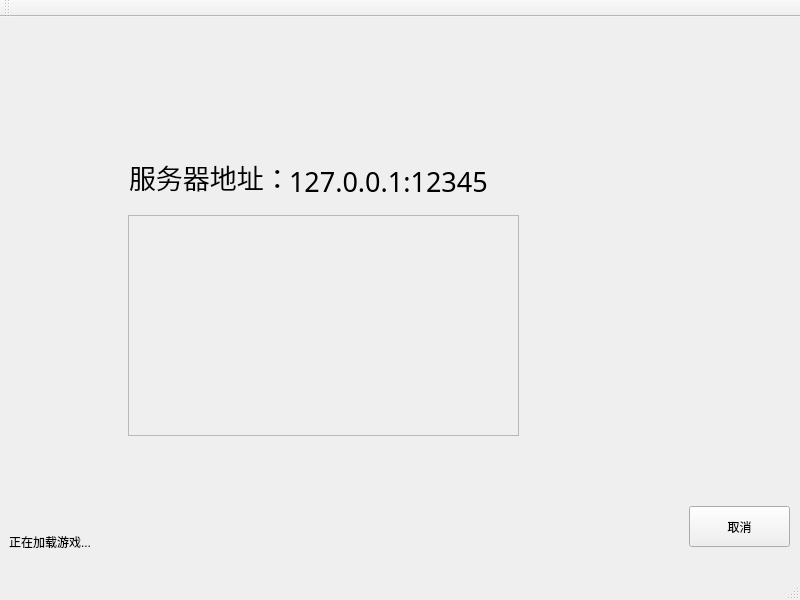
First picture: the form in qt/Z2/mainwindow.ui, repository Ezrnest/Z2, before the edit.
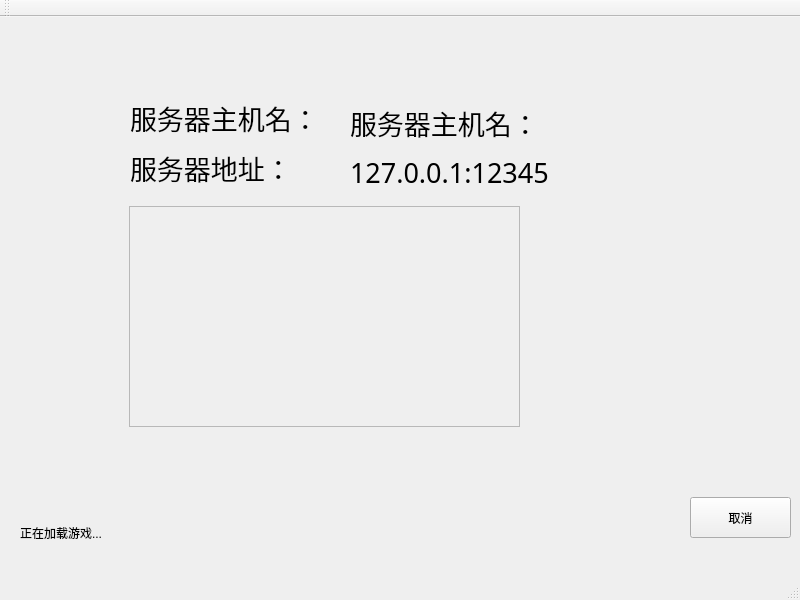
Second picture: the form after the edit. The open tabs and pages were chosen to show the change. Custom widgets are drawn as their Qt base class.

Diff of the .ui file:
```diff
--- a/qt/Z2/mainwindow.ui
+++ b/qt/Z2/mainwindow.ui
@@ -20,8 +20,8 @@
     </property>
     <property name="geometry">
      <rect>
-      <x>9</x>
-      <y>9</y>
+      <x>10</x>
+      <y>0</y>
       <width>791</width>
       <height>551</height>
      </rect>
@@ -302,7 +302,7 @@
      <widget class="QLabel" name="label_3">
       <property name="geometry">
        <rect>
-        <x>0</x>
+        <x>10</x>
         <y>500</y>
         <width>151</width>
         <height>31</height>
@@ -334,7 +334,7 @@
      <widget class="QLabel" name="lblAddress">
       <property name="geometry">
        <rect>
-        <x>280</x>
+        <x>340</x>
         <y>140</y>
         <width>251</width>
         <height>31</height>
@@ -379,6 +379,44 @@
        <string>取消</string>
       </property>
      </widget>
+     <widget class="QLabel" name="lblHostName">
+      <property name="geometry">
+       <rect>
+        <x>340</x>
+        <y>90</y>
+        <width>251</width>
+        <height>31</height>
+       </rect>
+      </property>
+      <property name="font">
+       <font>
+        <family>微软雅黑</family>
+        <pointsize>20</pointsize>
+       </font>
+      </property>
+      <property name="text">
+       <string>服务器主机名：</string>
+      </property>
+     </widget>
+     <widget class="QLabel" name="label_10">
+      <property name="geometry">
+       <rect>
+        <x>120</x>
+        <y>70</y>
+        <width>181</width>
+        <height>61</height>
+       </rect>
+      </property>
+      <property name="font">
+       <font>
+        <family>微软雅黑</family>
+        <pointsize>20</pointsize>
+       </font>
+      </property>
+      <property name="text">
+       <string>服务器主机名：</string>
+      </property>
+     </widget>
     </widget>
     <widget class="QWidget" name="connectPage">
      <widget class="QPushButton" name="pushButton">
```
Left out of the diff: 18 changed lines with no effect on the pictures.
